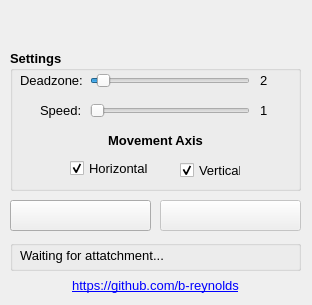
Qt form SpatialPointer/spatial_pointer.ui (b-reynolds/Pointy) before a commit.
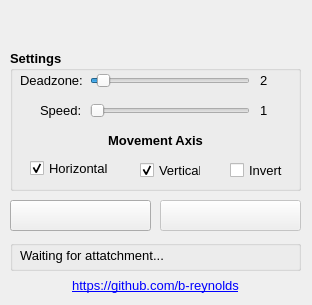
The same form after that commit. Icons and pictures are not drawn.

Commit message: Implement invert option

Patch:
```diff
--- a/SpatialPointer/spatial_pointer.ui
+++ b/SpatialPointer/spatial_pointer.ui
@@ -198,7 +198,7 @@
    <widget class="QCheckBox" name="chk_horizontal">
     <property name="geometry">
      <rect>
-      <x>60</x>
+      <x>20</x>
       <y>110</y>
       <width>81</width>
       <height>17</height>
@@ -226,7 +226,7 @@
    <widget class="QCheckBox" name="chk_vertical">
     <property name="geometry">
      <rect>
-      <x>170</x>
+      <x>130</x>
       <y>110</y>
       <width>61</width>
       <height>20</height>
@@ -275,6 +275,34 @@
      <set>Qt::AlignCenter</set>
     </property>
    </widget>
+   <widget class="QCheckBox" name="chk_invert">
+    <property name="enabled">
+     <bool>true</bool>
+    </property>
+    <property name="geometry">
+     <rect>
+      <x>220</x>
+      <y>110</y>
+      <width>61</width>
+      <height>20</height>
+     </rect>
+    </property>
+    <property name="font">
+     <font>
+      <weight>50</weight>
+      <bold>false</bold>
+     </font>
+    </property>
+    <property name="layoutDirection">
+     <enum>Qt::LeftToRight</enum>
+    </property>
+    <property name="text">
+     <string>Invert</string>
+    </property>
+    <property name="checked">
+     <bool>false</bool>
+    </property>
+   </widget>
   </widget>
   <widget class="QGroupBox" name="grp_status">
    <property name="geometry">
```
Left out of the diff: 4 changed lines with no effect on the pictures. The commit also changes 2 other files.
